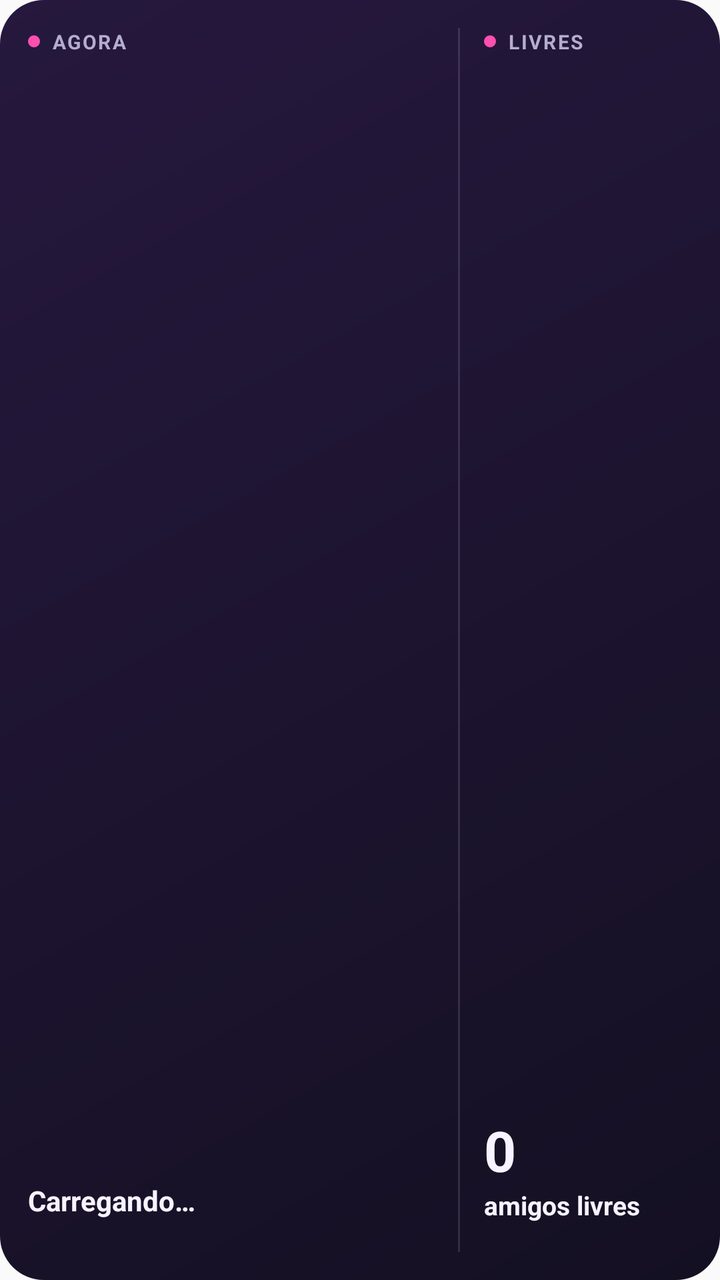
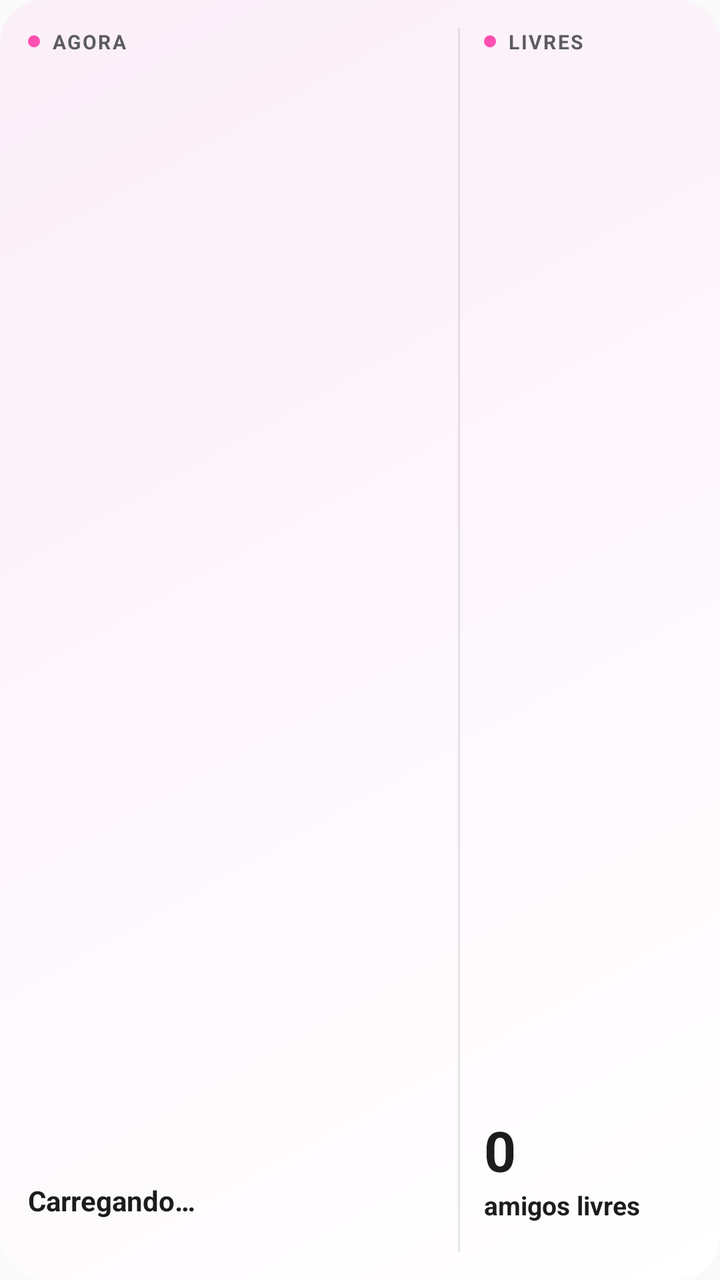

Compare the two renders of this Android layout. The source of the first and the diff that turns it into the second are given below.
<!-- AndroidManifest.xml: application theme AppTheme -->
<!-- res/layout/widget_combo.xml -->
<?xml version="1.0" encoding="utf-8"?>
<LinearLayout xmlns:android="http://schemas.android.com/apk/res/android"
    android:id="@+id/widget_root"
    android:layout_width="match_parent"
    android:layout_height="match_parent"
    android:background="@drawable/widget_background"
    android:orientation="horizontal"
    android:padding="14dp">

    
    <LinearLayout
        android:id="@+id/widget_meetup"
        android:layout_width="0dp"
        android:layout_height="match_parent"
        android:layout_weight="1"
        android:orientation="vertical">
        <LinearLayout
            android:layout_width="match_parent"
            android:layout_height="wrap_content"
            android:gravity="center_vertical"
            android:orientation="horizontal">
            <ImageView
                android:layout_width="6dp"
                android:layout_height="6dp"
                android:layout_marginEnd="6dp"
                android:src="@drawable/widget_dot"
                android:importantForAccessibility="no" />
            <TextView
                android:id="@+id/widget_eyebrow"
                android:layout_width="wrap_content"
                android:layout_height="wrap_content"
                android:letterSpacing="0.08"
                android:maxLines="1"
                android:text="AGORA"
                android:textColor="#FFB5ADCF"
                android:textSize="10sp"
                android:textStyle="bold" />
        </LinearLayout>
        <FrameLayout
            android:layout_width="match_parent"
            android:layout_height="0dp"
            android:layout_weight="1" />
        <LinearLayout
            android:layout_width="match_parent"
            android:layout_height="wrap_content"
            android:gravity="center_vertical"
            android:orientation="horizontal">
            <TextView
                android:id="@+id/widget_initial"
                android:layout_width="30dp"
                android:layout_height="30dp"
                android:layout_marginEnd="8dp"
                android:background="@drawable/widget_initial"
                android:gravity="center"
                android:text="A"
                android:textColor="#FFFFFFFF"
                android:textSize="13sp"
                android:textStyle="bold"
                android:visibility="gone" />
            <LinearLayout
                android:layout_width="0dp"
                android:layout_height="wrap_content"
                android:layout_weight="1"
                android:orientation="vertical">
                <TextView
                    android:id="@+id/widget_title"
                    android:layout_width="match_parent"
                    android:layout_height="wrap_content"
                    android:maxLines="2"
                    android:ellipsize="end"
                    android:text="Carregando…"
                    android:textColor="#FFF7F3FF"
                    android:textSize="14sp"
                    android:textStyle="bold" />
                <TextView
                    android:id="@+id/widget_subtitle"
                    android:layout_width="match_parent"
                    android:layout_height="wrap_content"
                    android:maxLines="1"
                    android:ellipsize="end"
                    android:textColor="#FFB5ADCF"
                    android:textSize="12sp" />
            </LinearLayout>
        </LinearLayout>
        <ProgressBar
            android:id="@+id/widget_progress"
            style="@android:style/Widget.ProgressBar.Horizontal"
            android:layout_width="match_parent"
            android:layout_height="6dp"
            android:layout_marginTop="6dp"
            android:max="100"
            android:progress="10"
            android:progressDrawable="@drawable/widget_progress"
            android:visibility="gone" />
        <TextView
            android:id="@+id/widget_footer"
            android:layout_width="match_parent"
            android:layout_height="wrap_content"
            android:layout_marginTop="4dp"
            android:maxLines="1"
            android:ellipsize="end"
            android:textColor="#FFB5ADCF"
            android:textSize="12sp"
            android:textStyle="bold"
            android:visibility="gone" />
        <LinearLayout
            android:id="@+id/widget_actions"
            android:layout_width="match_parent"
            android:layout_height="wrap_content"
            android:layout_marginTop="6dp"
            android:orientation="horizontal"
            android:visibility="gone">
            <TextView
                android:id="@+id/widget_action_primary"
                android:layout_width="0dp"
                android:layout_height="wrap_content"
                android:layout_weight="1"
                android:layout_marginEnd="6dp"
                android:background="@drawable/widget_button_primary"
                android:gravity="center"
                android:maxLines="1"
                android:ellipsize="end"
                android:paddingTop="7dp"
                android:paddingBottom="7dp"
                android:paddingStart="6dp"
                android:paddingEnd="6dp"
                android:text="⚡ Ligar o NOW"
                android:textColor="#FFFFFFFF"
                android:textSize="12sp"
                android:textStyle="bold" />
            <TextView
                android:id="@+id/widget_action_invite"
                android:layout_width="wrap_content"
                android:layout_height="wrap_content"
                android:background="@drawable/widget_button_secondary"
                android:gravity="center"
                android:maxLines="1"
                android:paddingTop="7dp"
                android:paddingBottom="7dp"
                android:paddingStart="10dp"
                android:paddingEnd="10dp"
                android:text="+ Convidar"
                android:textColor="#FFF7F3FF"
                android:textSize="12sp"
                android:textStyle="bold" />
        </LinearLayout>
    </LinearLayout>

    <ImageView
        android:layout_width="1dp"
        android:layout_height="match_parent"
        android:layout_marginStart="12dp"
        android:layout_marginEnd="12dp"
        android:src="@drawable/widget_divider"
        android:scaleType="fitXY"
        android:importantForAccessibility="no" />

    
    <LinearLayout
        android:id="@+id/widget_friends"
        android:layout_width="104dp"
        android:layout_height="match_parent"
        android:orientation="vertical">
        <LinearLayout
            android:layout_width="match_parent"
            android:layout_height="wrap_content"
            android:gravity="center_vertical"
            android:orientation="horizontal">
            <ImageView
                android:layout_width="6dp"
                android:layout_height="6dp"
                android:layout_marginEnd="6dp"
                android:src="@drawable/widget_dot"
                android:importantForAccessibility="no" />
            <TextView
                android:layout_width="0dp"
                android:layout_height="wrap_content"
                android:layout_weight="1"
                android:letterSpacing="0.08"
                android:text="LIVRES"
                android:textColor="#FFB5ADCF"
                android:textSize="10sp"
                android:textStyle="bold" />
            <TextView
                android:id="@+id/widget_badge"
                android:layout_width="wrap_content"
                android:layout_height="wrap_content"
                android:minWidth="18dp"
                android:background="@drawable/widget_badge"
                android:gravity="center"
                android:paddingStart="5dp"
                android:paddingEnd="5dp"
                android:text="1"
                android:textColor="#FFFFFFFF"
                android:textSize="11sp"
                android:textStyle="bold"
                android:visibility="gone" />
        </LinearLayout>
        <FrameLayout
            android:layout_width="match_parent"
            android:layout_height="0dp"
            android:layout_weight="1" />
        <TextView
            android:id="@+id/widget_count"
            android:layout_width="wrap_content"
            android:layout_height="wrap_content"
            android:text="0"
            android:textColor="#FFF7F3FF"
            android:textSize="28sp"
            android:textStyle="bold" />
        <TextView
            android:id="@+id/widget_count_label"
            android:layout_width="match_parent"
            android:layout_height="wrap_content"
            android:maxLines="1"
            android:ellipsize="end"
            android:text="amigos livres"
            android:textColor="#FFF7F3FF"
            android:textSize="13sp"
            android:textStyle="bold" />
        <TextView
            android:id="@+id/widget_names"
            android:layout_width="match_parent"
            android:layout_height="wrap_content"
            android:maxLines="2"
            android:ellipsize="end"
            android:textColor="#FFB5ADCF"
            android:textSize="11sp" />
        <TextView
            android:id="@+id/widget_invites"
            android:layout_width="match_parent"
            android:layout_height="wrap_content"
            android:layout_marginTop="2dp"
            android:maxLines="1"
            android:ellipsize="end"
            android:textColor="#FFFF4FB0"
            android:textSize="11sp"
            android:textStyle="bold"
            android:visibility="gone" />
    </LinearLayout>
</LinearLayout>
<!-- resources referenced by this layout -->
<resources>
  <!-- drawable widget_background (drawable) -->
  <?xml version="1.0" encoding="utf-8"?>
  <shape xmlns:android="http://schemas.android.com/apk/res/android" android:shape="rectangle">
      <gradient android:angle="315" android:startColor="#FF26183E" android:endColor="#FF141022" />
      <corners android:radius="22dp" />
  </shape>
  <!-- drawable widget_badge (drawable) -->
  <?xml version="1.0" encoding="utf-8"?>
  <shape xmlns:android="http://schemas.android.com/apk/res/android" android:shape="rectangle">
      <solid android:color="#FFFF4FB0" />
      <corners android:radius="999dp" />
  </shape>
  <!-- drawable widget_button_primary (drawable) -->
  <?xml version="1.0" encoding="utf-8"?>
  <shape xmlns:android="http://schemas.android.com/apk/res/android" android:shape="rectangle">
      <gradient android:angle="0" android:startColor="#FFFF4FB0" android:endColor="#FFA35CFF" />
      <corners android:radius="999dp" />
  </shape>
  <!-- drawable widget_button_secondary (drawable) -->
  <?xml version="1.0" encoding="utf-8"?>
  <shape xmlns:android="http://schemas.android.com/apk/res/android" android:shape="rectangle">
      <solid android:color="#0FFFFFFF" />
      <stroke android:width="1dp" android:color="#1FFFFFFF" />
      <corners android:radius="999dp" />
  </shape>
  <!-- drawable widget_divider (drawable) -->
  <?xml version="1.0" encoding="utf-8"?>
  <shape xmlns:android="http://schemas.android.com/apk/res/android" android:shape="rectangle">
      <solid android:color="#1FFFFFFF" />
  </shape>
  <!-- drawable widget_dot (drawable) -->
  <?xml version="1.0" encoding="utf-8"?>
  <shape xmlns:android="http://schemas.android.com/apk/res/android" android:shape="oval">
      <solid android:color="#FFFF4FB0" />
      <size android:width="6dp" android:height="6dp" />
  </shape>
  <!-- drawable widget_initial (drawable) -->
  <?xml version="1.0" encoding="utf-8"?>
  <shape xmlns:android="http://schemas.android.com/apk/res/android" android:shape="oval">
      <gradient android:angle="315" android:startColor="#FFFF4FB0" android:endColor="#FFA35CFF" />
  </shape>
  <!-- drawable widget_progress (drawable) -->
  <?xml version="1.0" encoding="utf-8"?>
  <layer-list xmlns:android="http://schemas.android.com/apk/res/android">
      <item android:id="@android:id/background">
          <shape android:shape="rectangle">
              <solid android:color="#1FFFFFFF" />
              <corners android:radius="3dp" />
          </shape>
      </item>
      <item android:id="@android:id/progress">
          <clip>
              <shape android:shape="rectangle">
                  <gradient android:angle="0" android:startColor="#FFFFC48A" android:centerColor="#FFFF4FB0" android:endColor="#FFA35CFF" />
                  <corners android:radius="3dp" />
              </shape>
          </clip>
      </item>
  </layer-list>
  <style name="AppTheme" parent="Theme.AppCompat.Light.DarkActionBar">
          
          <item name="colorPrimary">@color/colorPrimary</item>
          <item name="colorPrimaryDark">@color/colorPrimaryDark</item>
          <item name="colorAccent">@color/colorAccent</item>
      </style>
</resources>

<!-- the commit's change to res/layout/widget_combo.xml (unified diff, before → after) -->
@@ -32,7 +32,7 @@
                 android:letterSpacing="0.08"
                 android:maxLines="1"
                 android:text="AGORA"
-                android:textColor="#FFB5ADCF"
+                android:textColor="@color/widget_muted"
                 android:textSize="10sp"
                 android:textStyle="bold" />
         </LinearLayout>
@@ -69,7 +69,7 @@
                     android:maxLines="2"
                     android:ellipsize="end"
                     android:text="Carregando…"
-                    android:textColor="#FFF7F3FF"
+                    android:textColor="@color/widget_ink"
                     android:textSize="14sp"
                     android:textStyle="bold" />
                 <TextView
@@ -78,7 +78,7 @@
                     android:layout_height="wrap_content"
                     android:maxLines="1"
                     android:ellipsize="end"
-                    android:textColor="#FFB5ADCF"
+                    android:textColor="@color/widget_muted"
                     android:textSize="12sp" />
             </LinearLayout>
         </LinearLayout>
@@ -99,7 +99,7 @@
             android:layout_marginTop="4dp"
             android:maxLines="1"
             android:ellipsize="end"
-            android:textColor="#FFB5ADCF"
+            android:textColor="@color/widget_muted"
             android:textSize="12sp"
             android:textStyle="bold"
             android:visibility="gone" />
@@ -140,7 +140,7 @@
                 android:paddingStart="10dp"
                 android:paddingEnd="10dp"
                 android:text="+ Convidar"
-                android:textColor="#FFF7F3FF"
+                android:textColor="@color/widget_ink"
                 android:textSize="12sp"
                 android:textStyle="bold" />
         </LinearLayout>
@@ -173,12 +173,13 @@
                 android:src="@drawable/widget_dot"
                 android:importantForAccessibility="no" />
             <TextView
+                android:id="@+id/widget_friends_eyebrow"
                 android:layout_width="0dp"
                 android:layout_height="wrap_content"
                 android:layout_weight="1"
                 android:letterSpacing="0.08"
                 android:text="LIVRES"
-                android:textColor="#FFB5ADCF"
+                android:textColor="@color/widget_muted"
                 android:textSize="10sp"
                 android:textStyle="bold" />
             <TextView
@@ -205,7 +206,7 @@
             android:layout_width="wrap_content"
             android:layout_height="wrap_content"
             android:text="0"
-            android:textColor="#FFF7F3FF"
+            android:textColor="@color/widget_ink"
             android:textSize="28sp"
             android:textStyle="bold" />
         <TextView
@@ -215,7 +216,7 @@
             android:maxLines="1"
             android:ellipsize="end"
             android:text="amigos livres"
-            android:textColor="#FFF7F3FF"
+            android:textColor="@color/widget_ink"
             android:textSize="13sp"
             android:textStyle="bold" />
         <TextView
@@ -224,7 +225,7 @@
             android:layout_height="wrap_content"
             android:maxLines="2"
             android:ellipsize="end"
-            android:textColor="#FFB5ADCF"
+            android:textColor="@color/widget_muted"
             android:textSize="11sp" />
         <TextView
             android:id="@+id/widget_invites"
@@ -233,7 +234,7 @@
             android:layout_marginTop="2dp"
             android:maxLines="1"
             android:ellipsize="end"
-            android:textColor="#FFFF4FB0"
+            android:textColor="@color/widget_pink"
             android:textSize="11sp"
             android:textStyle="bold"
             android:visibility="gone" />
<!-- resource entries referenced after the edit -->
@@ -1,9 +1,12 @@
 <!-- resources referenced by this layout -->
 <resources>
+  <color name="widget_ink">#FF1C1C1E</color>
+  <color name="widget_muted">#FF5C5C60</color>
+  <color name="widget_pink">#FFD6248F</color>
   <!-- drawable widget_background (drawable) -->
   <?xml version="1.0" encoding="utf-8"?>
   <shape xmlns:android="http://schemas.android.com/apk/res/android" android:shape="rectangle">
-      <gradient android:angle="315" android:startColor="#FF26183E" android:endColor="#FF141022" />
+      <gradient android:angle="315" android:startColor="@color/widget_bg_start" android:endColor="@color/widget_bg_end" />
       <corners android:radius="22dp" />
   </shape>
   <!-- drawable widget_badge (drawable) -->
@@ -21,14 +24,14 @@
   <!-- drawable widget_button_secondary (drawable) -->
   <?xml version="1.0" encoding="utf-8"?>
   <shape xmlns:android="http://schemas.android.com/apk/res/android" android:shape="rectangle">
-      <solid android:color="#0FFFFFFF" />
-      <stroke android:width="1dp" android:color="#1FFFFFFF" />
+      <solid android:color="#14808080" />
+      <stroke android:width="1dp" android:color="#33808080" />
       <corners android:radius="999dp" />
   </shape>
   <!-- drawable widget_divider (drawable) -->
   <?xml version="1.0" encoding="utf-8"?>
   <shape xmlns:android="http://schemas.android.com/apk/res/android" android:shape="rectangle">
-      <solid android:color="#1FFFFFFF" />
+      <solid android:color="#33808080" />
   </shape>
   <!-- drawable widget_dot (drawable) -->
   <?xml version="1.0" encoding="utf-8"?>
@@ -46,7 +49,7 @@
   <layer-list xmlns:android="http://schemas.android.com/apk/res/android">
       <item android:id="@android:id/background">
           <shape android:shape="rectangle">
-              <solid android:color="#1FFFFFFF" />
+              <solid android:color="#33808080" />
               <corners android:radius="3dp" />
           </shape>
       </item>
@@ -65,5 +68,7 @@
           <item name="colorPrimaryDark">@color/colorPrimaryDark</item>
           <item name="colorAccent">@color/colorAccent</item>
       </style>
+  <color name="widget_bg_start">#FFFBEFF8</color>
+  <color name="widget_bg_end">#FFFFFFFF</color>
 </resources>
 
